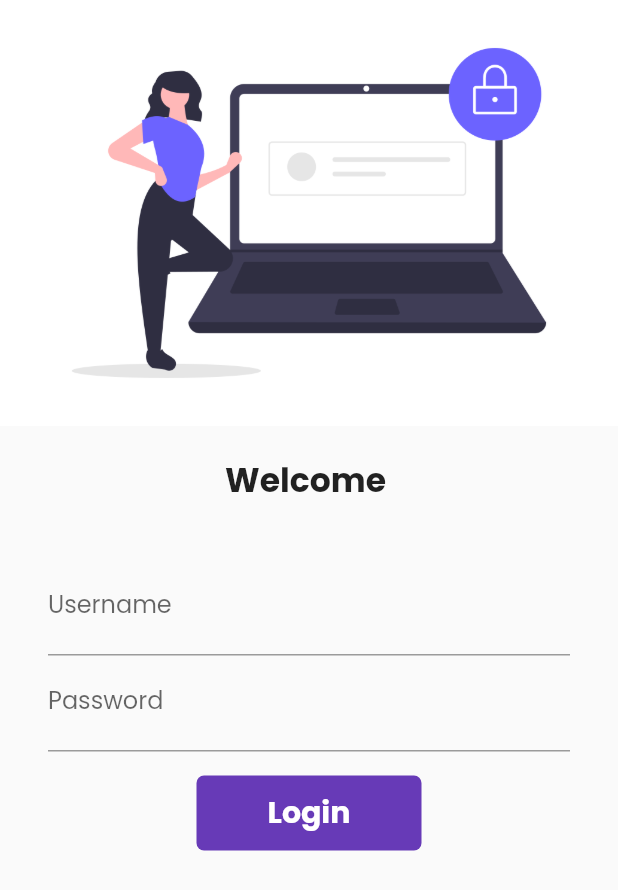
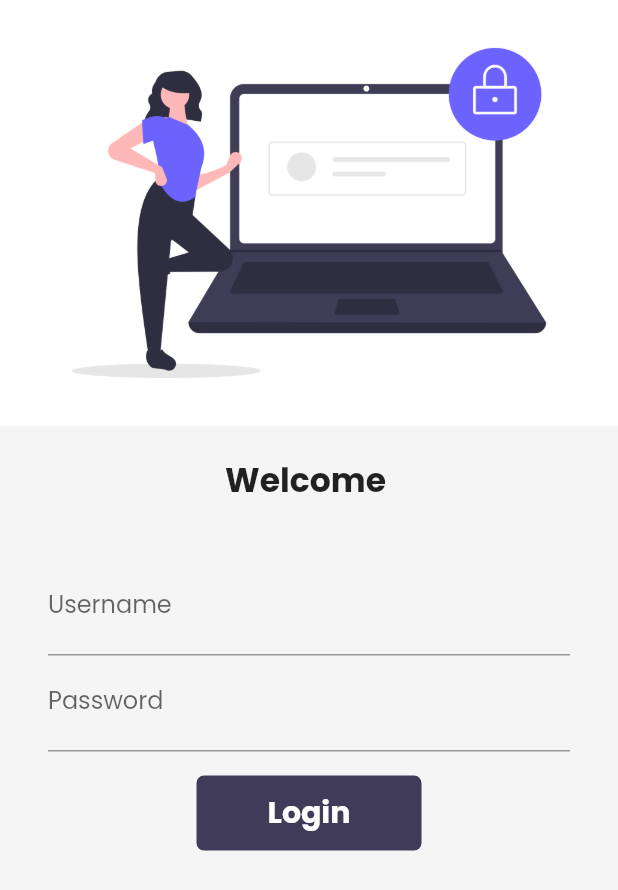
Before and after one commit to ABS-007/flutter_catalog, a Flutter app: the LoginPage screen opened by its route, on a phone screen of 412 x 824 dp. Shown: the top 890 px of the screen. Run offline on Flutter 3.47's test engine with Material 2 defaults, Android fonts, the phone set to English and light mode, and no system bars; our stand-ins replace google_fonts, velocity_x; network calls fail.

Commit message:
darktheme added

```diff
--- a/lib/main.dart
+++ b/lib/main.dart
@@ -1,4 +1,5 @@
 import 'package:flutter/material.dart';
+import 'package:flutter_catalog/pages/cart_page.dart';
 import 'package:flutter_catalog/pages/home_page.dart';
 import 'package:flutter_catalog/pages/login_page.dart';
 import 'package:flutter_catalog/utils/routes.dart';
@@ -15,13 +16,14 @@ class Myapp extends StatelessWidget {
   Widget build(BuildContext context) {
     return MaterialApp(
       debugShowCheckedModeBanner: false,
-      themeMode: ThemeMode.light,
+      themeMode: ThemeMode.system,
       theme: MyThemes.lightTheme(context),
       darkTheme: MyThemes.darkTheme(context),
       routes: {
         "/": (context) => HomePage(),
         MyRoutes.homeroute: (context) => HomePage(),
         MyRoutes.loginroute: (context) => LoginPage(),
+        MyRoutes.cartroute: (context) => CartPage(),
       },
     );
   }
--- a/lib/pages/login_page.dart
+++ b/lib/pages/login_page.dart
@@ -1,5 +1,6 @@
 import 'package:flutter/material.dart';
 import 'package:flutter_catalog/utils/routes.dart';
+import 'package:velocity_x/velocity_x.dart';
 
 class LoginPage extends StatefulWidget {
   const LoginPage({super.key});
@@ -103,7 +104,8 @@ class _LoginPageState extends State<LoginPage> {
                 decoration: BoxDecoration(
                   // shape: changebutton ? BoxShape.circle : BoxShape.rectangle,
                   borderRadius: BorderRadius.circular(changebutton ? 50 : 5),
-                  color: Colors.deepPurple,
+                  // ignore: deprecated_member_use
+                  color: context.theme.buttonColor,
                 ),
                 child: changebutton
                     ? Icon(
--- a/lib/utils/routes.dart
+++ b/lib/utils/routes.dart
@@ -2,4 +2,5 @@ class MyRoutes {
   static String homeroute = "/home";
   static String loginroute = "/login";
   static String homeDetailsroute = "/details";
+  static String cartroute = "/cart";
 }
--- a/lib/widgets/home_page_widgets.dart/catalog_image.dart
+++ b/lib/widgets/home_page_widgets.dart/catalog_image.dart
@@ -1,6 +1,5 @@
 import 'package:flutter/material.dart';
 import 'package:velocity_x/velocity_x.dart';
-import '../themes.dart';
 
 class CatalogImage extends StatelessWidget {
   const CatalogImage({
@@ -14,7 +13,7 @@ class CatalogImage extends StatelessWidget {
         .box
         .size(80, 100)
         .rounded
-        .color(MyThemes.creamColor)
+        .color(context.canvasColor)
         .make()
         .p16();
   }
--- a/lib/widgets/themes.dart
+++ b/lib/widgets/themes.dart
@@ -1,10 +1,17 @@
 import 'package:flutter/material.dart';
 import 'package:google_fonts/google_fonts.dart';
+import 'package:velocity_x/velocity_x.dart';
 
 class MyThemes {
   static ThemeData lightTheme(BuildContext context) => ThemeData(
         fontFamily: GoogleFonts.poppins().fontFamily,
         primarySwatch: Colors.deepPurple,
+        cardColor: Colors.white,
+        canvasColor: creamColor,
+        // ignore: deprecated_member_use
+        buttonColor: darkbluishColor,
+        // ignore: deprecated_member_use
+        accentColor: darkbluishColor,
         appBarTheme: AppBarTheme(
           color: Colors.white,
           elevation: 0.0,
@@ -16,10 +23,27 @@ class MyThemes {
 
   static ThemeData darkTheme(BuildContext context) => ThemeData(
         brightness: Brightness.dark,
+        fontFamily: GoogleFonts.poppins().fontFamily,
+        cardColor: Colors.black,
+        canvasColor: darkcreamColor,
+        // ignore: deprecated_member_use
+        buttonColor: lightbluishColor,
+        // ignore: deprecated_member_use
+        accentColor: Colors.white,
+        primarySwatch: Colors.deepPurple,
+        appBarTheme: AppBarTheme(
+          color: Colors.black,
+          elevation: 0.0,
+          iconTheme: IconThemeData(color: Colors.white),
+          // textTheme: Theme.of(context).textTheme,
+          titleTextStyle: TextStyle(color: Colors.white),
+        ),
       );
 
   //colors
 
   static Color creamColor = Color(0xfff5f5f5);
   static Color darkbluishColor = Color(0xff403b58);
+  static Color lightbluishColor = Vx.indigo500;
+  static Color darkcreamColor = Vx.gray900;
 }
```
Also changed, not shown: lib/pages/cart_page.dart (added, +17 -0 lines), lib/pages/home_details_page.dart (+17 -9 lines), lib/pages/home_page.dart (+14 -0 lines), lib/widgets/home_page_widgets.dart/catalog_header.dart (+4 -3 lines), lib/widgets/home_page_widgets.dart/catalog_list.dart (+5 -5 lines).
